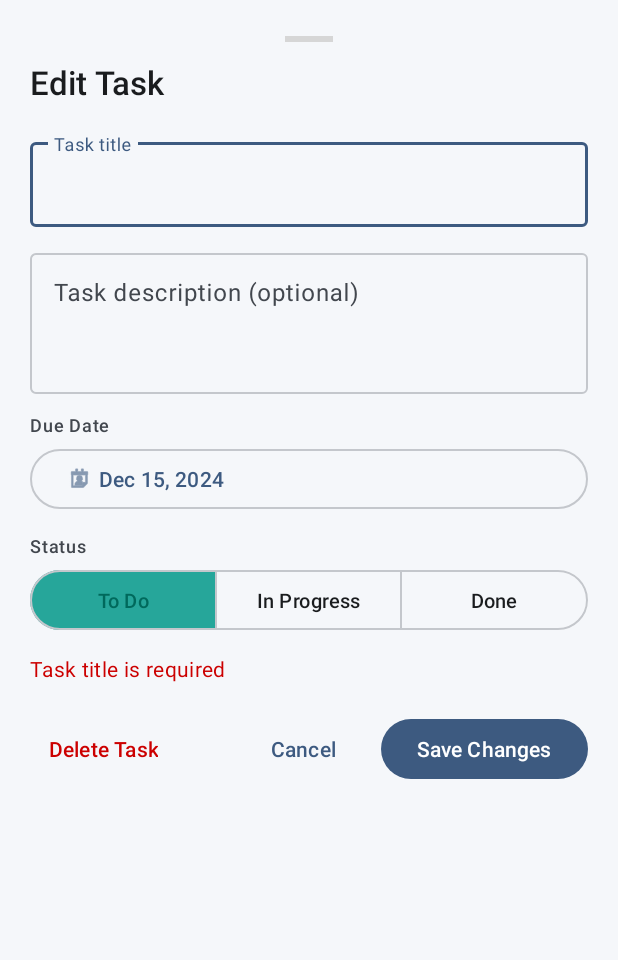
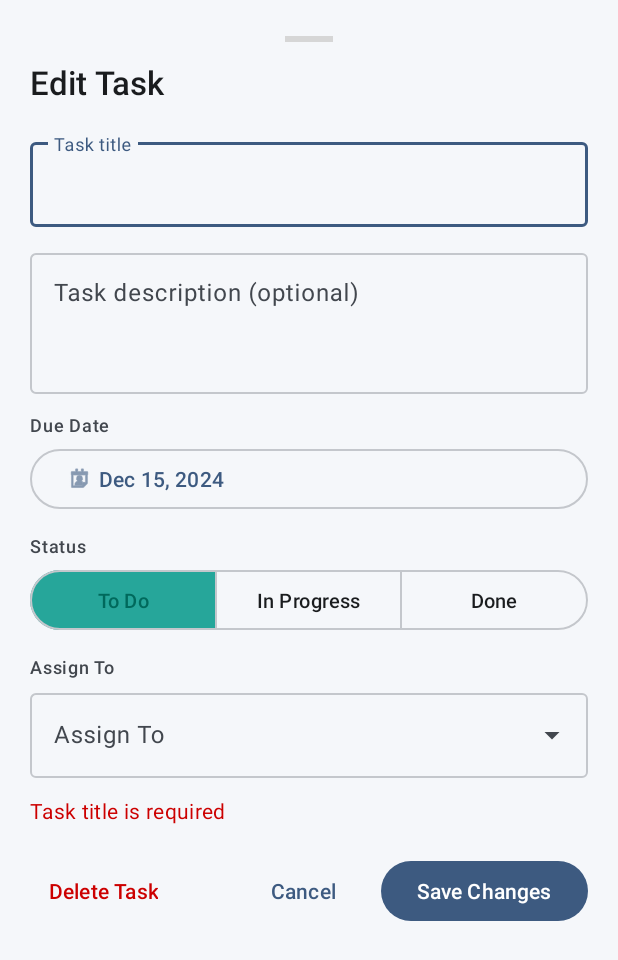
Before and after one commit to Shashankvarma22/TeamPulse, an Android app: the layout bottom_sheet_edit_task.xml on its own in the app's theme, with its tools: preview values and no code run, on a phone screen of 412 x 824 dp. Shown: the top 960 px of the screen. Run offline under Robolectric (Android 15) with nearby library versions, the light colour scheme and no system bars; grey boxes are pictures that could not be loaded.

Commit message:
Add teacher task assignment with validation

```diff
--- a/app/src/main/java/com/cutm/TeamPulse/di/AuthModule.kt
+++ b/app/src/main/java/com/cutm/TeamPulse/di/AuthModule.kt
@@ -10,12 +10,14 @@ import com.cutm.TeamPulse.core.sheets.SheetsProbeReader
 import com.cutm.TeamPulse.core.sheets.SheetsProbeReaderImpl
 import com.cutm.TeamPulse.data.repository.AuthRepositoryImpl
 import com.cutm.TeamPulse.data.repository.ProjectRepositoryImpl
+import com.cutm.TeamPulse.data.repository.StudentRepositoryImpl
 import com.cutm.TeamPulse.data.repository.SyncRepositoryImpl
 import com.cutm.TeamPulse.data.repository.TaskRepositoryImpl
 import com.cutm.TeamPulse.data.repository.TeamRepositoryImpl
 import com.cutm.TeamPulse.data.repository.UserRegistryRepositoryImpl
 import com.cutm.TeamPulse.domain.repository.AuthRepository
 import com.cutm.TeamPulse.domain.repository.ProjectRepository
+import com.cutm.TeamPulse.domain.repository.StudentRepository
 import com.cutm.TeamPulse.domain.repository.SyncRepository
 import com.cutm.TeamPulse.domain.repository.TaskRepository
 import com.cutm.TeamPulse.domain.repository.TeamRepository
@@ -69,4 +71,8 @@ abstract class AuthModule {
     @Binds
     @Singleton
     abstract fun bindSyncRepository(impl: SyncRepositoryImpl): SyncRepository
+
+    @Binds
+    @Singleton
+    abstract fun bindStudentRepository(impl: StudentRepositoryImpl): StudentRepository
 }
--- a/app/src/main/java/com/cutm/TeamPulse/ui/teacher/TeacherTaskListViewModel.kt
+++ b/app/src/main/java/com/cutm/TeamPulse/ui/teacher/TeacherTaskListViewModel.kt
@@ -6,8 +6,10 @@ import androidx.lifecycle.viewModelScope
 import com.cutm.TeamPulse.domain.model.TaskAssignment
 import com.cutm.TeamPulse.domain.model.TaskStatus
 import com.cutm.TeamPulse.domain.model.Team
+import com.cutm.TeamPulse.domain.model.Student
 import com.cutm.TeamPulse.domain.repository.TaskRepository
 import com.cutm.TeamPulse.domain.repository.TeamRepository
+import com.cutm.TeamPulse.domain.repository.StudentRepository
 import dagger.hilt.android.lifecycle.HiltViewModel
 import kotlinx.coroutines.ExperimentalCoroutinesApi
 import kotlinx.coroutines.flow.SharingStarted
@@ -32,6 +34,7 @@ class TeacherTaskListViewModel @Inject constructor(
     savedStateHandle: SavedStateHandle,
     private val taskRepository: TaskRepository,
     private val teamRepository: TeamRepository,
+    private val studentRepository: StudentRepository,
 ) : ViewModel() {
 
     private val projectId: String = savedStateHandle.get<String>("projectId") ?: ""
@@ -155,4 +158,6 @@ class TeacherTaskListViewModel @Inject constructor(
             taskRepository.deleteTask(taskId)
         }
     }
+
+    fun getTeamMembers(teamId: String) = studentRepository.observeStudentsByTeam(teamId)
 }
--- a/app/src/main/res/layout/bottom_sheet_edit_task.xml
+++ b/app/src/main/res/layout/bottom_sheet_edit_task.xml
@@ -163,6 +163,39 @@
 
         </com.google.android.material.button.MaterialButtonToggleGroup>
 
+        <!-- Assign To Section -->
+        <TextView
+            android:id="@+id/assignToLabel"
+            style="@style/TextAppearance.TeamPulse.LabelMedium"
+            android:layout_width="0dp"
+            android:layout_height="wrap_content"
+            android:layout_marginTop="@dimen/spacing_md"
+            android:text="@string/task_assign_to_label"
+            android:textColor="@color/text_secondary"
+            app:layout_constraintEnd_toEndOf="parent"
+            app:layout_constraintStart_toStartOf="parent"
+            app:layout_constraintTop_toBottomOf="@id/statusToggleGroup" />
+
+        <!-- Assignee Dropdown -->
+        <com.google.android.material.textfield.TextInputLayout
+            android:id="@+id/assigneeDropdownLayout"
+            style="@style/Widget.Material3.TextInputLayout.OutlinedBox.ExposedDropdownMenu"
+            android:layout_width="0dp"
+            android:layout_height="wrap_content"
+            android:layout_marginTop="@dimen/spacing_xs"
+            android:hint="@string/task_assign_to_label"
+            app:layout_constraintEnd_toEndOf="parent"
+            app:layout_constraintStart_toStartOf="parent"
+            app:layout_constraintTop_toBottomOf="@id/assignToLabel">
+
+            <com.google.android.material.textfield.MaterialAutoCompleteTextView
+                android:id="@+id/assigneeDropdown"
+                android:layout_width="match_parent"
+                android:layout_height="wrap_content"
+                android:inputType="none" />
+
+        </com.google.android.material.textfield.TextInputLayout>
+
         <!-- Error Message -->
         <TextView
             android:id="@+id/errorText"
@@ -174,7 +207,7 @@
             android:visibility="gone"
             app:layout_constraintEnd_toEndOf="parent"
             app:layout_constraintStart_toStartOf="parent"
-            app:layout_constraintTop_toBottomOf="@id/statusToggleGroup"
+            app:layout_constraintTop_toBottomOf="@id/assigneeDropdownLayout"
             tools:text="Task title is required"
             tools:visibility="visible" />
 
--- a/app/src/main/res/values/strings.xml
+++ b/app/src/main/res/values/strings.xml
@@ -108,4 +108,9 @@
     <string name="delete_task_confirm_delete">Delete</string>
     <string name="delete_task_success">Task deleted successfully</string>
 
+    <!-- Task Assignment -->
+    <string name="task_assign_to_label">Assign To</string>
+    <string name="task_assign_unassigned">Unassigned (whole team)</string>
+    <string name="task_assign_no_members">No team members available</string>
+
 </resources>
```
Also changed, not shown: app/src/main/java/com/cutm/TeamPulse/data/mapper/EntityMappers.kt (+11 -0 lines), app/src/main/java/com/cutm/TeamPulse/data/repository/StudentRepositoryImpl.kt (added, +22 -0 lines), app/src/main/java/com/cutm/TeamPulse/domain/repository/StudentRepository.kt (added, +9 -0 lines), app/src/main/java/com/cutm/TeamPulse/ui/teacher/EditTaskBottomSheet.kt (+98 -1 lines).
